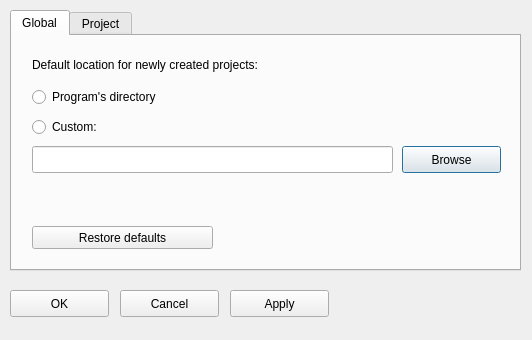
The window that LTEsimGeneratorGUI/Ui/Windows/settings.ui (moniss23/junit4) describes before a commit, drawn with Qt 5.
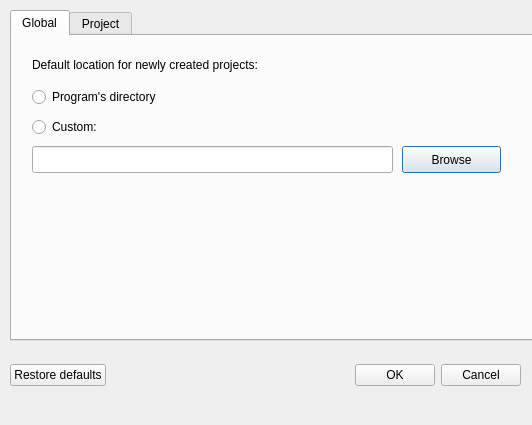
The same window after the commit. The open tabs and pages were chosen to show the change.

Commit message: Added new UI to traffic map + paging rename to pagging + change buttons design in small windows + fit button size to text in Channel Models button

What changed in the file:
```diff
--- a/LTEsimGeneratorGUI/Ui/Windows/settings.ui
+++ b/LTEsimGeneratorGUI/Ui/Windows/settings.ui
@@ -7,7 +7,7 @@
     <x>0</x>
     <y>0</y>
     <width>532</width>
-    <height>340</height>
+    <height>425</height>
    </rect>
   </property>
   <property name="windowTitle">
@@ -18,8 +18,8 @@
     <rect>
      <x>10</x>
      <y>10</y>
-     <width>511</width>
-     <height>261</height>
+     <width>531</width>
+     <height>331</height>
     </rect>
    </property>
    <property name="currentIndex">
@@ -91,19 +91,6 @@
       <string>Browse</string>
      </property>
     </widget>
-    <widget class="QPushButton" name="globalDefaultButton">
-     <property name="geometry">
-      <rect>
-       <x>20</x>
-       <y>190</y>
-       <width>181</width>
-       <height>23</height>
-      </rect>
-     </property>
-     <property name="text">
-      <string>Restore defaults</string>
-     </property>
-    </widget>
    </widget>
    <widget class="QWidget" name="projectTab">
     <attribute name="title">
@@ -199,44 +186,51 @@
     </widget>
    </widget>
   </widget>
-  <widget class="QPushButton" name="okButton">
+  <widget class="QWidget" name="horizontalLayoutWidget">
    <property name="geometry">
     <rect>
      <x>10</x>
-     <y>290</y>
-     <width>99</width>
-     <height>27</height>
+     <y>350</y>
+     <width>511</width>
+     <height>51</height>
     </rect>
    </property>
-   <property name="text">
-    <string>OK</string>
-   </property>
-  </widget>
-  <widget class="QPushButton" name="cancelButton">
-   <property name="geometry">
-    <rect>
-     <x>120</x>
-     <y>290</y>
-     <width>99</width>
-     <height>27</height>
-    </rect>
-   </property>
-   <property name="text">
-    <string>Cancel</string>
-   </property>
-  </widget>
-  <widget class="QPushButton" name="applyButton">
-   <property name="geometry">
-    <rect>
-     <x>230</x>
-     <y>290</y>
-     <width>99</width>
-     <height>27</height>
-    </rect>
-   </property>
-   <property name="text">
-    <string>Apply</string>
-   </property>
+   <layout class="QHBoxLayout" name="horizontalLayout">
+    <item>
+     <widget class="QPushButton" name="globalDefaultButton">
+      <property name="text">
+       <string>Restore defaults</string>
+      </property>
+     </widget>
+    </item>
+    <item>
+     <spacer name="horizontalSpacer">
+      <property name="orientation">
+       <enum>Qt::Horizontal</enum>
+      </property>
+      <property name="sizeHint" stdset="0">
+       <size>
+        <width>40</width>
+        <height>20</height>
+       </size>
+      </property>
+     </spacer>
+    </item>
+    <item>
+     <widget class="QPushButton" name="okButton">
+      <property name="text">
+       <string>OK</string>
+      </property>
+     </widget>
+    </item>
+    <item>
+     <widget class="QPushButton" name="cancelButton">
+      <property name="text">
+       <string>Cancel</string>
+      </property>
+     </widget>
+    </item>
+   </layout>
   </widget>
  </widget>
  <resources/>
```
Left out of the diff: 2 changed lines with no effect on the pictures. The commit also changes 52 other files.
